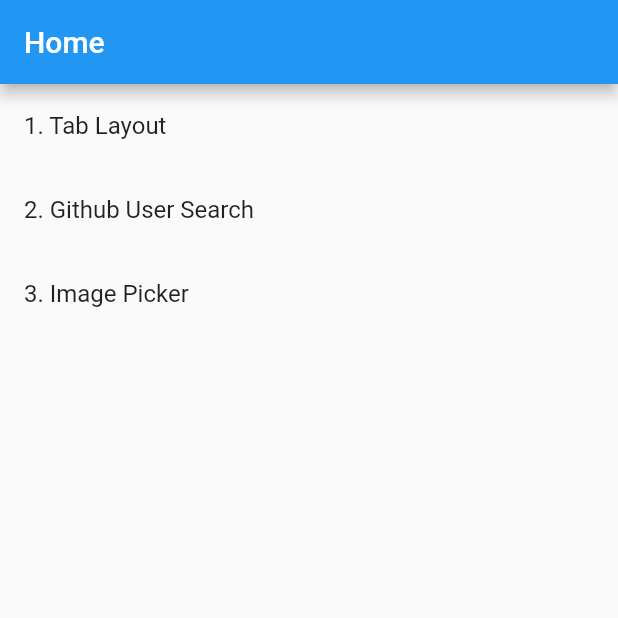
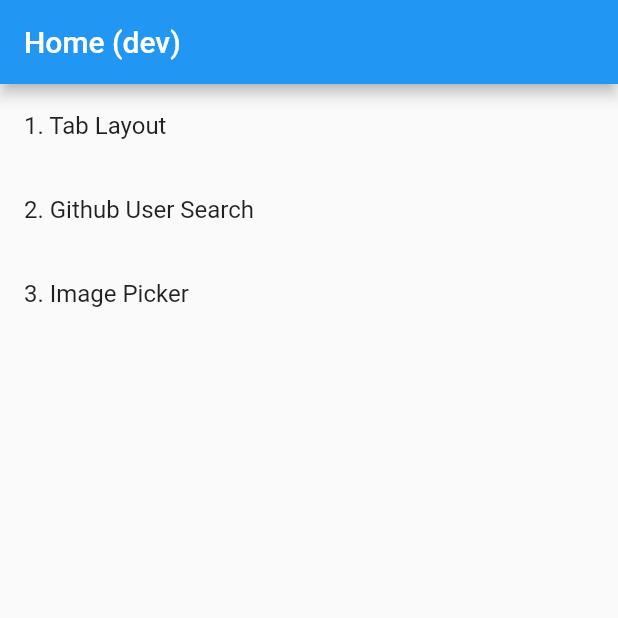
Before and after one commit to seazon/flutter_demo, a Flutter app: the screen it shows after launch, on a phone screen of 412 x 824 dp, the top half of it. Run offline on Flutter 3.47's test engine with Material 2 defaults, Android fonts, the phone set to English and light mode, and no system bars; our stand-ins replace image_picker, uni_links.

```diff
--- /dev/null
+++ b/lib/app_config.dart
@@ -0,0 +1,22 @@
+import 'package:flutter/material.dart';
+import 'package:meta/meta.dart';
+
+class AppConfig extends InheritedWidget {
+  AppConfig({
+    @required this.appName,
+    @required this.flavorName,
+    @required this.apiBaseUrl,
+    @required Widget child,
+  }) : super(child: child);
+
+  final String appName;
+  final String flavorName;
+  final String apiBaseUrl;
+
+  static AppConfig of(BuildContext context) {
+    return context.inheritFromWidgetOfExactType(AppConfig);
+  }
+
+  @override
+  bool updateShouldNotify(InheritedWidget oldWidget) => false;
+}
--- a/lib/main.dart
+++ b/lib/main.dart
@@ -1,14 +1,13 @@
 import 'package:flutter/material.dart';
+import 'package:flutterdemo/app_config.dart';
 import 'package:flutterdemo/page/home_page.dart';
 
-void main() => runApp(MyApp());
-
 class MyApp extends StatelessWidget {
-  // This widget is the root of your application.
   @override
   Widget build(BuildContext context) {
+    var config = AppConfig.of(context);
     return MaterialApp(
-      title: 'Flutter Demo',
+      title: config.appName,
       theme: ThemeData(
         primarySwatch: Colors.blue,
       ),
--- /dev/null
+++ b/lib/main_dev.dart
@@ -0,0 +1,15 @@
+import 'package:flutter/material.dart';
+import 'package:flutterdemo/page/home_page.dart';
+
+import 'app_config.dart';
+import 'main.dart';
+
+void main() {
+  var configuredApp = new AppConfig(
+    appName: 'Flutter Demo Dev',
+    flavorName: 'dev',
+    apiBaseUrl: 'https://dev-api.example.com/',
+    child: new MyApp(),
+  );
+  runApp(configuredApp);
+}
--- a/lib/page/home_page.dart
+++ b/lib/page/home_page.dart
@@ -4,6 +4,7 @@ import 'package:flutterdemo/page/image_picker_page.dart';
 import 'package:provider/provider.dart';
 import 'package:uni_links/uni_links.dart';
 
+import '../app_config.dart';
 import 'github_user_list_page.dart';
 import 'package:flutterdemo/page/tab_page.dart';
 import 'package:flutterdemo/viewmodel/github_user_list_viewmodel.dart';
@@ -38,9 +39,10 @@ class HomeState extends State<HomePage> {
 
   @override
   Widget build(BuildContext context) {
+    var config = AppConfig.of(context);
     return Scaffold(
       appBar: AppBar(
-        title: Text("Home"),
+        title: Text("Home (${config.flavorName})"),
       ),
       body: Column(
         children: <Widget>[
```
Also changed, not shown: lib/main_prod.dart (added, +15 -0 lines), lib/main_stag.dart (added, +15 -0 lines), 1 other file.
